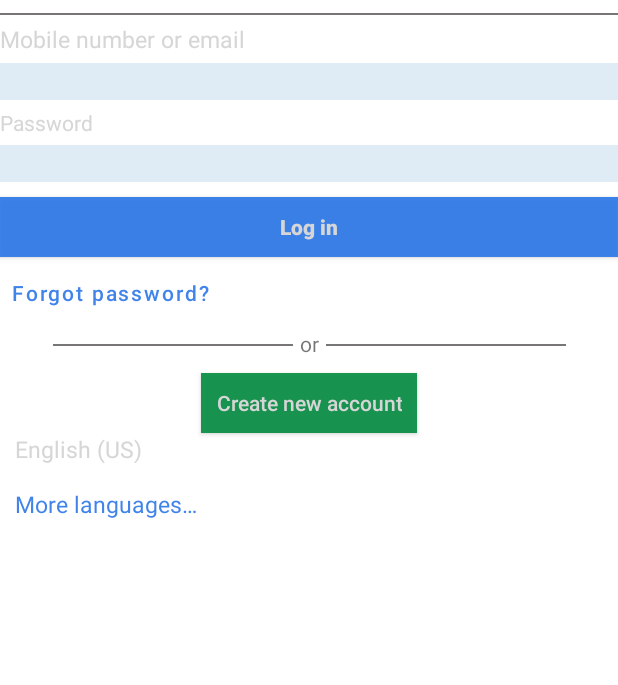
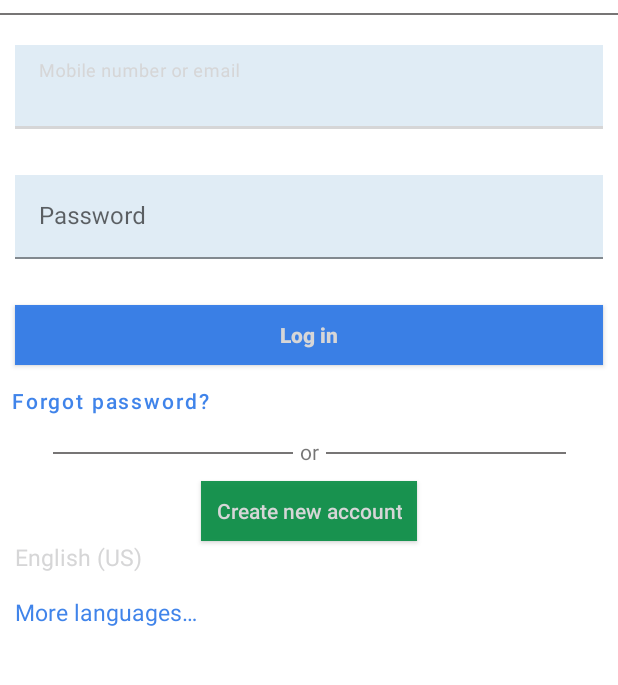
Before and after one commit to Jaya-supriya-somasani/Facebook, an Android app: the layout fragment_login_page.xml on its own in the app's theme, with its tools: preview values and no code run, on a phone screen of 412 x 824 dp, the part 52-737 px from its top. Run offline under Robolectric (Android 15) with nearby library versions, the phone set to English and light mode, and no system bars.

Commit message:
1.Navigational args are added 2.View model is added to login page 3.Navigational directions are added and coroutines are created 4.Channels added in login view model 5.Navigational args added in navigational graph 6.Custom adapter is created viewktx file

```diff
--- a/app/build.gradle
+++ b/app/build.gradle
@@ -3,6 +3,7 @@ plugins {
     id 'org.jetbrains.kotlin.android'
     id 'kotlin-kapt'
     id 'kotlin-parcelize'
+    id 'androidx.navigation.safeargs'
 }
 
 android {
@@ -58,4 +59,7 @@ dependencies {
     //image loading
     implementation 'com.github.bumptech.glide:glide:4.13.0'
     annotationProcessor 'com.github.bumptech.glide:compiler:4.13.0'
+
+    //coroutines
+    implementation("org.jetbrains.kotlinx:kotlinx-coroutines-android:1.6.1")
 }
--- a/app/src/main/java/com/example/facebook/util/BaseFragment.kt
+++ b/app/src/main/java/com/example/facebook/util/BaseFragment.kt
@@ -11,7 +11,7 @@ import androidx.lifecycle.ViewModel
 
 abstract class BaseFragment<Binding: ViewDataBinding,VM:ViewModel>:Fragment() {
     abstract fun getViewModel():Class<VM>
-    private lateinit var viewModel: VM
+    lateinit var viewModel: VM
     abstract fun getResourceId():Int
     protected lateinit var dataBinding: Binding
     abstract fun initViews()
--- /dev/null
+++ b/app/src/main/java/com/example/facebook/viewmodels/HomePageViewModel.kt
@@ -0,0 +1,6 @@
+package com.example.facebook.viewmodels
+
+import com.example.facebook.util.BaseViewModel
+
+class HomePageViewModel:BaseViewModel() {
+}
--- a/app/src/main/res/layout/fragment_login_page.xml
+++ b/app/src/main/res/layout/fragment_login_page.xml
@@ -28,60 +28,58 @@
         android:layout_marginTop="30dp"
         app:dividerColor="#777575"
         app:layout_constraintBottom_toBottomOf="@id/facebookTxt" />
-    <androidx.appcompat.widget.AppCompatTextView
+    <com.google.android.material.textfield.TextInputLayout
         android:id="@+id/email_or_phnum_tv"
-        android:layout_width="wrap_content"
+        android:layout_width="match_parent"
         android:layout_height="wrap_content"
-        android:text="@string/mobile_number_or_email"
         app:layout_constraintTop_toBottomOf="@id/dividerLine"
         app:layout_constraintStart_toStartOf="parent"
-        app:layout_constraintBottom_toTopOf="@id/ph_email_edt"
-        android:layout_marginTop="5dp"
-        android:layout_marginBottom="5dp"
+        android:hint="@string/mobile_number_or_email"
+        android:layout_marginHorizontal="10dp"
         android:textColor="@color/black"
-        android:textSize="15sp"
-        />
-    <androidx.appcompat.widget.AppCompatEditText
+        android:layout_marginTop="20dp"
+        app:errorMessage="@{loginVM.userNameErrorMsg}"
+        app:errorEnabled="true"
+        android:textSize="15sp">
+        <com.google.android.material.textfield.TextInputEditText
             android:id="@+id/ph_email_edt"
             android:layout_width="match_parent"
             android:layout_height="wrap_content"
-        app:layout_constraintTop_toBottomOf="@id/email_or_phnum_tv"
-        app:layout_constraintStart_toStartOf="parent"
-        android:layout_marginTop="5dp"
             android:background="#4892BBDC"
             android:inputType="text"/>
-    <androidx.appcompat.widget.AppCompatTextView
+    </com.google.android.material.textfield.TextInputLayout>
+    <com.google.android.material.textfield.TextInputLayout
         android:id="@+id/password_tv"
-        android:layout_width="wrap_content"
-        android:layout_height="wrap_content"
-        app:layout_constraintTop_toBottomOf="@id/ph_email_edt"
-        app:layout_constraintStart_toStartOf="parent"
-        android:text="@string/password"
-        android:layout_marginTop="5dp"
-        android:textColor="@color/black"
-        />
-    <androidx.appcompat.widget.AppCompatEditText
-        android:id="@+id/password_edt"
         android:layout_width="match_parent"
         android:layout_height="wrap_content"
-        app:layout_constraintTop_toBottomOf="@id/password_tv"
         app:layout_constraintStart_toStartOf="parent"
-        android:layout_marginTop="5dp"
+        app:layout_constraintTop_toBottomOf="@id/email_or_phnum_tv"
+        android:layout_marginTop="10dp"
+        android:hint="@string/password"
+        android:layout_marginHorizontal="10dp"
+        app:errorEnabled="true"
+        app:errorMessage="@{loginVM.userPswdErrorMsg}"
+        android:textColor="@color/black">
+        <com.google.android.material.textfield.TextInputEditText
+            android:layout_width="match_parent"
+            android:layout_height="wrap_content"
             android:background="#4892BBDC"
-        app:layout_constraintBottom_toTopOf="@id/login_btn"
             android:inputType="text"/>
+    </com.google.android.material.textfield.TextInputLayout>
 
     <androidx.appcompat.widget.AppCompatButton
         android:id="@+id/login_btn"
         android:layout_width="match_parent"
         android:layout_height="40dp"
-        app:layout_constraintTop_toBottomOf="@id/password_edt"
+        app:layout_constraintTop_toBottomOf="@id/password_tv"
         app:layout_constraintStart_toStartOf="parent"
         android:layout_marginTop="10dp"
         android:background="#E62B77E8"
         android:textColor="@color/white"
         android:textStyle="bold"
         android:textAllCaps="false"
+        android:layout_marginHorizontal="10dp"
+        android:onClick="@{()->loginVM.loginBtnClicked()}"
         android:text="@string/login"/>
     <androidx.appcompat.widget.AppCompatButton
         android:id="@+id/forgot_pswd_tv"
@@ -92,6 +90,7 @@
         android:textAllCaps="false"
         android:textColor="#E62B77E8"
         android:layout_marginStart="0dp"
+        android:onClick="@{()->loginVM.forgotPswdBtnClicked()}"
         style="@style/Widget.MaterialComponents.Button.TextButton"
         android:text="@string/forgot_passwprd"/>
     <com.google.android.material.divider.MaterialDivider
@@ -135,6 +134,7 @@
         android:paddingEnd="10dp"
         android:layout_marginTop="10dp"
         android:textColor="@color/white"
+        android:onClick="@{()->loginVM.createAccBtnClicked()}"
         android:background="#ED0B8E46"/>
     <androidx.appcompat.widget.AppCompatTextView
         android:id="@+id/english_tv"
--- a/app/src/main/res/values/strings.xml
+++ b/app/src/main/res/values/strings.xml
@@ -48,4 +48,5 @@
     <string name="sign_up_tv">Sign up</string>
     <string name="signup_contacts_skip_btn_tv">Sign up without uploading my contacts</string>
     <string name="years_tv">years</string>
+    <string name="home_page_tv">Home Page</string>
 </resources>
```
Also changed, not shown: app/src/main/java/com/example/facebook/HomePageFragment.kt (added, +17 -0 lines), app/src/main/java/com/example/facebook/LoginPageFragment.kt (+27 -0 lines), app/src/main/java/com/example/facebook/util/ViewKtx.kt (added, +9 -0 lines), app/src/main/java/com/example/facebook/viewmodels/LoginPageViewModel.kt (+52 -3 lines), app/src/main/res/layout/fragment_home_page.xml (added, +15 -0 lines), app/src/main/res/navigation/navigational_graph.xml (+19 -0 lines). Lines whose indentation alone changed are shown as unchanged.
